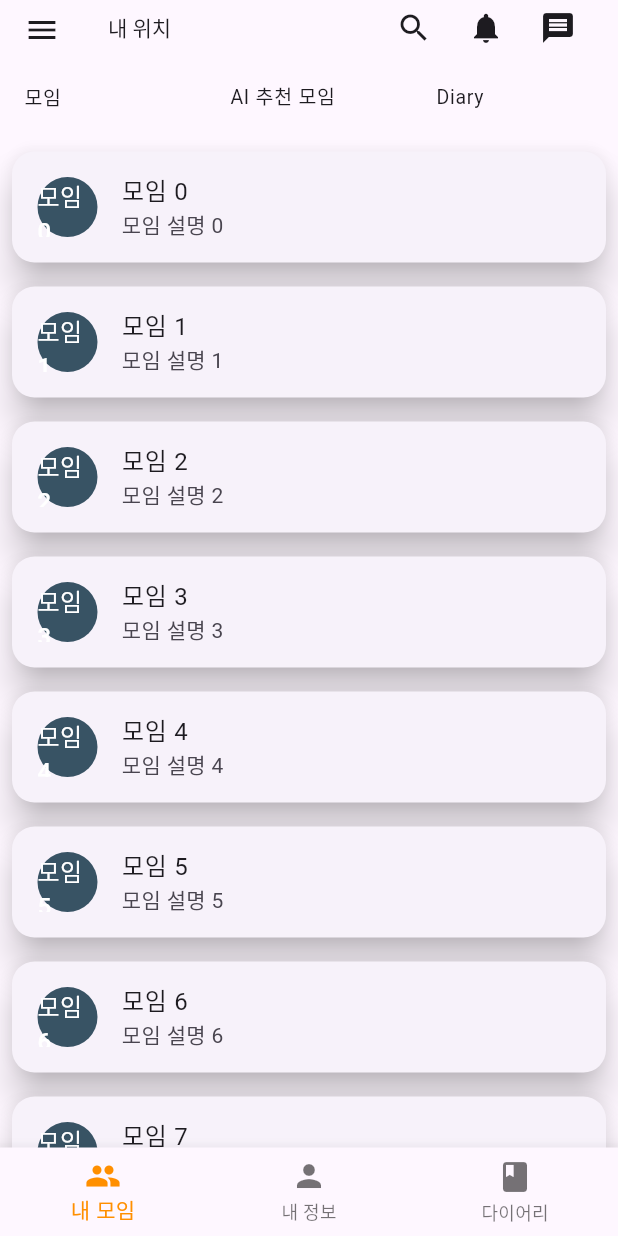
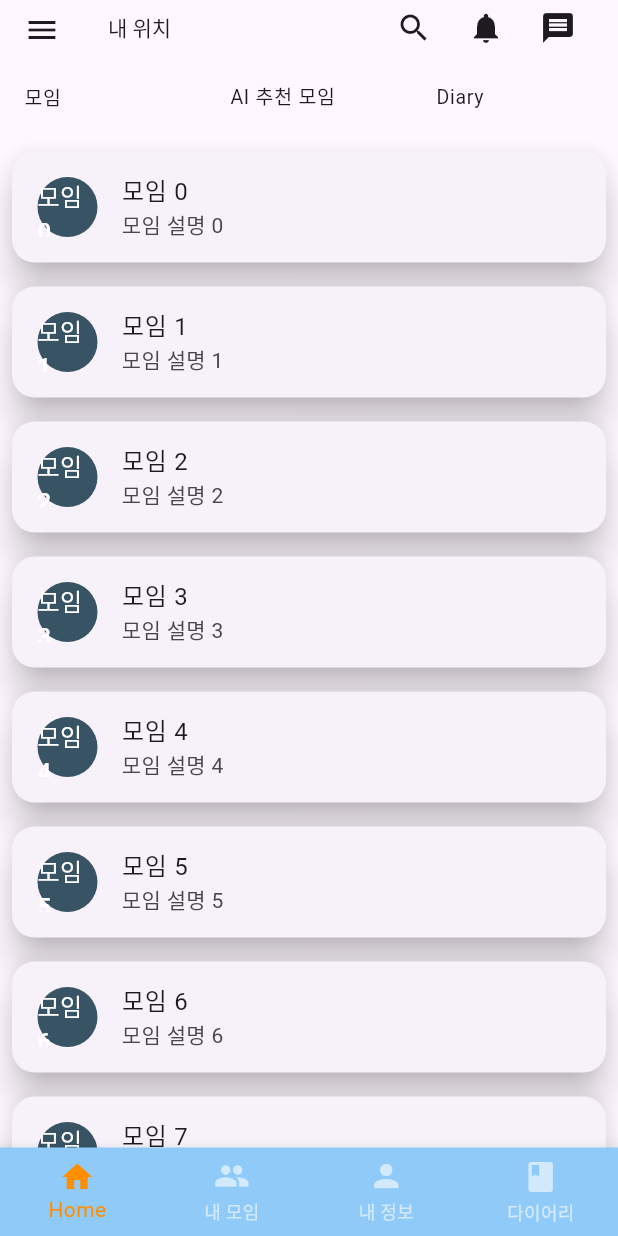
Before and after one commit to ejeonghun/UniVersus_flutter, a Flutter app: the MainApp screen opened directly, on a phone screen of 412 x 824 dp. Run offline on Flutter 3.47's test engine with Material 3 defaults, Android fonts, the phone set to English and light mode, and no system bars; our stand-ins replace flutter_secure_storage; missing offline and left inert: kakao_flutter_sdk; accounts and stored records are empty.

Commit message:
하단바 수정

```diff
--- a/lib/component/MainPage.dart
+++ b/lib/component/MainPage.dart
@@ -1,6 +1,7 @@
 import 'package:flutter/material.dart';
 import 'package:flutter_secure_storage/flutter_secure_storage.dart';
 import 'package:moyo/component/Login/Login.dart';
+import 'package:moyo/component/Shared/BottomBar2.dart';
 import 'package:moyo/main.dart';
 import 'package:moyo/component/MyPage.dart';
 import 'package:kakao_flutter_sdk/kakao_flutter_sdk.dart';
@@ -201,7 +202,7 @@ class _MainAppState extends State<MainApp> {
           ),
         ],
       ),
-    bottomNavigationBar: BottomBar(),
+    bottomNavigationBar: BottomBar2(),
     );
   }
 }
--- /dev/null
+++ b/lib/component/Shared/BottomBar2.dart
@@ -0,0 +1,55 @@
+import 'package:flutter/material.dart';
+
+class BottomBar2 extends StatefulWidget {
+  const BottomBar2({Key? key}) : super(key: key);
+
+  @override
+  _BottomBar2State createState() => _BottomBar2State();
+}
+
+class _BottomBar2State extends State<BottomBar2> {
+  int _selectedIndex = 0;
+
+  @override
+  Widget build(BuildContext context) {
+    return BottomNavigationBar(
+      onTap: (int index) {
+        setState(() {
+          _selectedIndex = index;
+        });
+
+        switch (index) {
+          case 0:
+            debugPrint('0');
+            break;
+          case 1:
+            debugPrint('1');
+            break;
+          case 2:
+            debugPrint('2');
+            break;
+          case 3:
+            debugPrint('3');
+            break;
+          default:
+            debugPrint('의도하지 않은 버튼');
+            break;
+        }
+      },
+      items: const [
+        BottomNavigationBarItem(icon: Icon(Icons.home), label: 'Home'),
+        BottomNavigationBarItem(icon: Icon(Icons.group), label: '내 모임'),
+        BottomNavigationBarItem(icon: Icon(Icons.person), label: '내 정보'),
+        BottomNavigationBarItem(icon: Icon(Icons.book), label: '다이어리')
+      ],
+      type: BottomNavigationBarType.fixed,
+      backgroundColor: Colors.blue[200],
+      unselectedItemColor: Colors.white.withOpacity(.60),
+      selectedItemColor: Colors.amber[800],
+      // unselectedItemColor: const Color.fromARGB(255, 0, 0, 0),
+      currentIndex: _selectedIndex,
+      selectedLabelStyle: TextStyle(color: Colors.amber[800]),
+      unselectedLabelStyle: TextStyle(color: const Color.fromARGB(255, 0, 0, 0)), // Set text color for unselected items
+    );
+  }
+}
```
